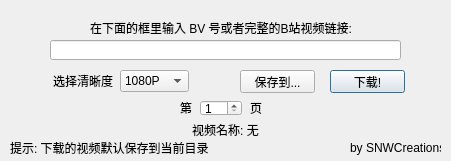
This is ui.ui in SNWCreations/bilidownloader as Qt 5 draws it before an edit. The edited form follows.
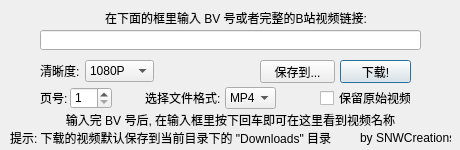
This is the edited form. Icons and pictures are not drawn.

```diff
--- a/ui.ui
+++ b/ui.ui
@@ -9,8 +9,8 @@
    <rect>
     <x>0</x>
     <y>0</y>
-    <width>451</width>
-    <height>161</height>
+    <width>460</width>
+    <height>150</height>
    </rect>
   </property>
   <property name="windowTitle">
@@ -27,9 +27,9 @@
     </property>
     <property name="geometry">
      <rect>
-      <x>330</x>
-      <y>70</y>
-      <width>75</width>
+      <x>340</x>
+      <y>60</y>
+      <width>71</width>
       <height>23</height>
      </rect>
     </property>
@@ -49,9 +49,9 @@
    <widget class="QLineEdit" name="lineEdit">
     <property name="geometry">
      <rect>
-      <x>50</x>
-      <y>40</y>
-      <width>351</width>
+      <x>40</x>
+      <y>30</y>
+      <width>381</width>
       <height>20</height>
      </rect>
     </property>
@@ -59,9 +59,9 @@
    <widget class="QLabel" name="label">
     <property name="geometry">
      <rect>
-      <x>90</x>
-      <y>20</y>
-      <width>281</width>
+      <x>105</x>
+      <y>10</y>
+      <width>271</width>
       <height>16</height>
      </rect>
     </property>
@@ -72,21 +72,21 @@
    <widget class="QLabel" name="label_2">
     <property name="geometry">
      <rect>
-      <x>53</x>
-      <y>73</y>
+      <x>40</x>
+      <y>63</y>
       <width>61</width>
       <height>16</height>
      </rect>
     </property>
     <property name="text">
-     <string>选择清晰度</string>
+     <string>清晰度:</string>
     </property>
    </widget>
    <widget class="QComboBox" name="quality">
     <property name="geometry">
      <rect>
-      <x>120</x>
-      <y>70</y>
+      <x>85</x>
+      <y>60</y>
       <width>69</width>
       <height>22</height>
      </rect>
@@ -115,8 +115,8 @@
    <widget class="QPushButton" name="saveat">
     <property name="geometry">
      <rect>
-      <x>240</x>
-      <y>70</y>
+      <x>260</x>
+      <y>60</y>
       <width>75</width>
       <height>23</height>
      </rect>
@@ -129,20 +129,20 @@
     <property name="geometry">
      <rect>
       <x>10</x>
-      <y>140</y>
-      <width>211</width>
+      <y>130</y>
+      <width>331</width>
       <height>16</height>
      </rect>
     </property>
     <property name="text">
-     <string>提示: 下载的视频默认保存到当前目录</string>
+     <string>提示: 下载的视频默认保存到当前目录下的 &quot;Downloads&quot; 目录</string>
     </property>
    </widget>
    <widget class="QLabel" name="label_4">
     <property name="geometry">
      <rect>
-      <x>350</x>
-      <y>140</y>
+      <x>360</x>
+      <y>130</y>
       <width>91</width>
       <height>16</height>
      </rect>
@@ -154,40 +154,27 @@
    <widget class="QLabel" name="label_6">
     <property name="geometry">
      <rect>
-      <x>180</x>
-      <y>100</y>
-      <width>16</width>
+      <x>40</x>
+      <y>90</y>
+      <width>31</width>
       <height>16</height>
      </rect>
     </property>
     <property name="text">
-     <string>第</string>
+     <string>页号:</string>
     </property>
    </widget>
-   <widget class="QLabel" name="label_7">
-    <property name="geometry">
-     <rect>
-      <x>250</x>
-      <y>100</y>
-      <width>16</width>
-      <height>16</height>
-     </rect>
-    </property>
-    <property name="text">
-     <string>页</string>
-    </property>
-   </widget>
-   <widget class="QLabel" name="videoname">
+   <widget class="QLabel" name="videoName">
     <property name="geometry">
      <rect>
       <x>10</x>
-      <y>120</y>
-      <width>431</width>
+      <y>110</y>
+      <width>441</width>
       <height>20</height>
      </rect>
     </property>
     <property name="text">
-     <string>视频名称: 无</string>
+     <string>输入完 BV 号后, 在输入框里按下回车即可在这里看到视频名称</string>
     </property>
     <property name="alignment">
      <set>Qt::AlignCenter</set>
@@ -196,10 +183,10 @@
    <widget class="QSpinBox" name="spinBox">
     <property name="geometry">
      <rect>
-      <x>200</x>
-      <y>100</y>
+      <x>70</x>
+      <y>87</y>
       <width>42</width>
-      <height>16</height>
+      <height>22</height>
      </rect>
     </property>
     <property name="minimum">
@@ -209,6 +196,57 @@
      <number>999999999</number>
     </property>
    </widget>
+   <widget class="QCheckBox" name="saveOriginalVideo">
+    <property name="geometry">
+     <rect>
+      <x>320</x>
+      <y>90</y>
+      <width>91</width>
+      <height>16</height>
+     </rect>
+    </property>
+    <property name="text">
+     <string>保留原始视频</string>
+    </property>
+   </widget>
+   <widget class="QComboBox" name="videoFormatType">
+    <property name="geometry">
+     <rect>
+      <x>225</x>
+      <y>87</y>
+      <width>51</width>
+      <height>22</height>
+     </rect>
+    </property>
+    <item>
+     <property name="text">
+      <string>MP4</string>
+     </property>
+    </item>
+    <item>
+     <property name="text">
+      <string>MP3</string>
+     </property>
+    </item>
+    <item>
+     <property name="text">
+      <string>FLV</string>
+     </property>
+    </item>
+   </widget>
+   <widget class="QLabel" name="label_5">
+    <property name="geometry">
+     <rect>
+      <x>145</x>
+      <y>90</y>
+      <width>81</width>
+      <height>16</height>
+     </rect>
+    </property>
+    <property name="text">
+     <string>选择文件格式:</string>
+    </property>
+   </widget>
   </widget>
  </widget>
  <resources>
```
Left out of the diff: 4 changed lines with no effect on the pictures.
